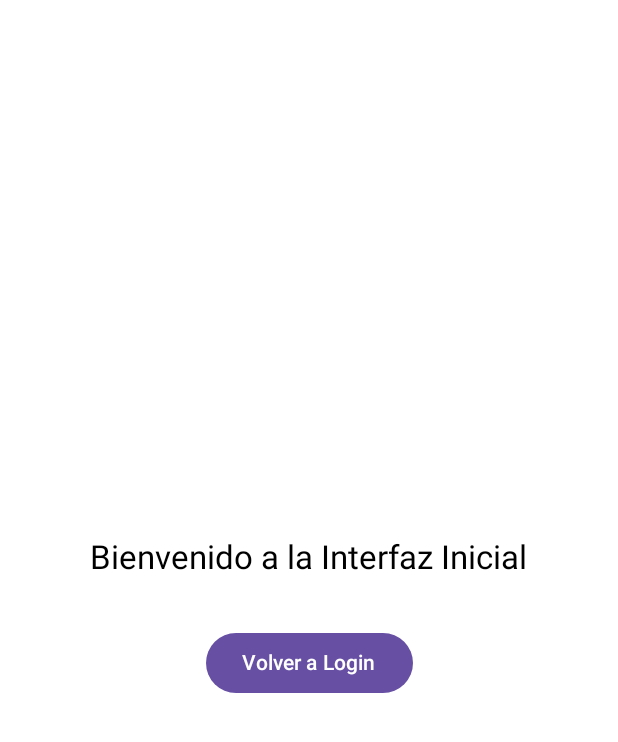
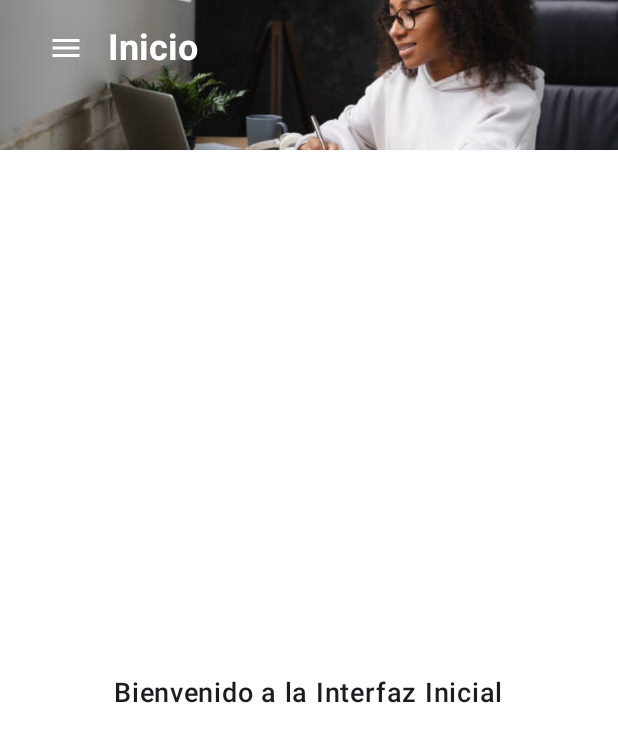
Before and after one commit to Cristhian9212/ProyectoFinal, an Android app built with Jetpack Compose: the InterfazInicialScreen screen opened through its navigation route, on a phone screen of 412 x 824 dp. Shown: the top 742 px of the screen. Run offline under Robolectric (Android 15) with nearby library versions, the light colour scheme and no system bars; our stand-ins replace Room's generated code.

Commit message:
02/11/2024 05:04 interfaz-Drawer

```diff
--- a/app/src/main/java/com/example/proyectofinal/Screen/InterfazInicialScreen.kt
+++ b/app/src/main/java/com/example/proyectofinal/Screen/InterfazInicialScreen.kt
@@ -1,37 +1,150 @@
 package com.example.proyectofinal
 
+import androidx.compose.foundation.Image
 import androidx.compose.foundation.background
 import androidx.compose.foundation.layout.*
+import androidx.compose.foundation.shape.RoundedCornerShape
+import androidx.compose.material.icons.Icons
+import androidx.compose.material.icons.filled.Menu
 import androidx.compose.material3.*
-import androidx.compose.runtime.Composable
+import androidx.compose.runtime.*
 import androidx.compose.ui.Alignment
 import androidx.compose.ui.Modifier
 import androidx.compose.ui.graphics.Color
+import androidx.compose.ui.layout.ContentScale
+import androidx.compose.ui.res.painterResource
+import androidx.compose.ui.text.font.FontWeight
 import androidx.compose.ui.unit.dp
+import androidx.compose.ui.unit.sp
+import kotlinx.coroutines.launch
 
 @OptIn(ExperimentalMaterial3Api::class)
 @Composable
 fun InterfazInicialScreen(onNavigate: () -> Unit) {
-    // Contenido de tu pantalla
+    val drawerState = rememberDrawerState(DrawerValue.Closed)
+    val scope = rememberCoroutineScope()
+
+    ModalNavigationDrawer(
+        drawerContent = {
+            // Renderiza el contenido del drawer solo si está abierto
+            if (drawerState.isOpen) {
+                DrawerContent(onNavigate)
+            }
+        },
+        drawerState = drawerState,
+        gesturesEnabled = false // Desactiva el gesto de arrastre para abrir el drawer
+    ) {
+        Scaffold(
+            topBar = {
+                Box(
+                    modifier = Modifier
+                        .fillMaxWidth()
+                        .height(100 .dp) // Aumenta la altura de la barra
+                ) {
+                    // Usar un fondo personalizado que se extienda de lado a lado
+                    Image(
+                        painter = painterResource(id = R.drawable.estudiante), // Reemplaza con el nombre de tu imagen
+                        contentDescription = null,
+                        modifier = Modifier
+                            .fillMaxSize() // Asegúrate de que la imagen llene el tamaño del Box
+                            .align(Alignment.Center), // Centrar la imagen si es necesario
+                        contentScale = ContentScale.Crop // Cambiar a Crop para que la imagen ocupe todo el espacio
+                    )
+
+                    TopAppBar(
+                        title = {
+                            Text(
+                                text = "Inicio",
+                                fontSize = 24.sp,
+                                fontWeight = FontWeight.Bold,
+                                color = Color.White
+                            )
+                        },
+                        navigationIcon = {
+                            IconButton(onClick = { scope.launch { drawerState.open() } }) {
+                                Icon(
+                                    imageVector = Icons.Default.Menu,
+                                    contentDescription = "Abrir menú",
+                                    tint = Color.White
+                                )
+                            }
+                        },
+                        colors = TopAppBarDefaults.smallTopAppBarColors(
+                            containerColor = Color.Transparent // Hacer transparente el color de fondo
+                        ),
+                        modifier = Modifier.padding(horizontal = 16.dp) // Añadir padding horizontal
+                    )
+                }
+            },
+            content = { paddingValues ->
+                Column(
+                    modifier = Modifier
+                        .fillMaxSize()
+                        .background(Color.White) // Fondo blanco desde la barra hacia abajo
+                        .padding(paddingValues),
+                    horizontalAlignment = Alignment.CenterHorizontally,
+                    verticalArrangement = Arrangement.Center
+                ) {
+                    Text(
+                        text = "Bienvenido a la Interfaz Inicial",
+                        fontSize = 18.sp,
+                        fontWeight = FontWeight.Medium
+                    )
+                }
+            }
+        )
+    }
+}
+
+@Composable
+fun DrawerContent(onNavigate: () -> Unit) {
     Column(
         modifier = Modifier
             .fillMaxSize()
-            .background(Color.White), // Fondo blanco para la pantalla
-        horizontalAlignment = Alignment.CenterHorizontally,
-        verticalArrangement = Arrangement.Center // Centrar verticalmente el contenido
+            .background(Color.White) // Color de fondo del drawer
     ) {
         Text(
-            text = "Bienvenido a la Interfaz Inicial",
-            style = MaterialTheme.typography.titleLarge // Estilo de texto grande
+            text = "Menú Principal",
+            fontSize = 18.sp,
+            fontWeight = FontWeight.Bold,
+            color = Color(0xFF2AA345),
+            modifier = Modifier.padding(bottom = 16.dp)
         )
 
-        Spacer(modifier = Modifier.height(16.dp)) // Espaciado entre el texto y el botón
+        TextButton(
+            onClick = { /* Navegar a Sección 1 */ },
+            colors = ButtonDefaults.textButtonColors(contentColor = Color(0xFF2AA345))
+        ) {
+            Text(text = "Sección 1")
+        }
+        TextButton(
+            onClick = { /* Navegar a Sección 2 */ },
+            colors = ButtonDefaults.textButtonColors(contentColor = Color(0xFF2AA345))
+        ) {
+            Text(text = "Sección 2")
+        }
+        TextButton(
+            onClick = { /* Navegar a Sección 3 */ },
+            colors = ButtonDefaults.textButtonColors(contentColor = Color(0xFF2AA345))
+        ) {
+            Text(text = "Sección 3")
+        }
+
+        Spacer(modifier = Modifier.weight(1f))
 
         Button(
-            onClick = { onNavigate() }, // Acción al hacer clic en el botón
-            modifier = Modifier.padding(top = 16.dp) // Espaciado adicional arriba del botón
+            onClick = { onNavigate() },
+            colors = ButtonDefaults.buttonColors(
+                containerColor = Color(0xFF2AA345),
+                contentColor = Color.White
+            ),
+            modifier = Modifier
+                .align(Alignment.CenterHorizontally)
+                .height(50.dp)
+                .width(150.dp),
+            shape = RoundedCornerShape(12.dp) // Bordes redondeados para el botón
         ) {
-            Text(text = "Volver a Login")
+            Text(text = "Cerrar Sesión", fontSize = 16.sp, fontWeight = FontWeight.Medium)
         }
     }
 }
```
